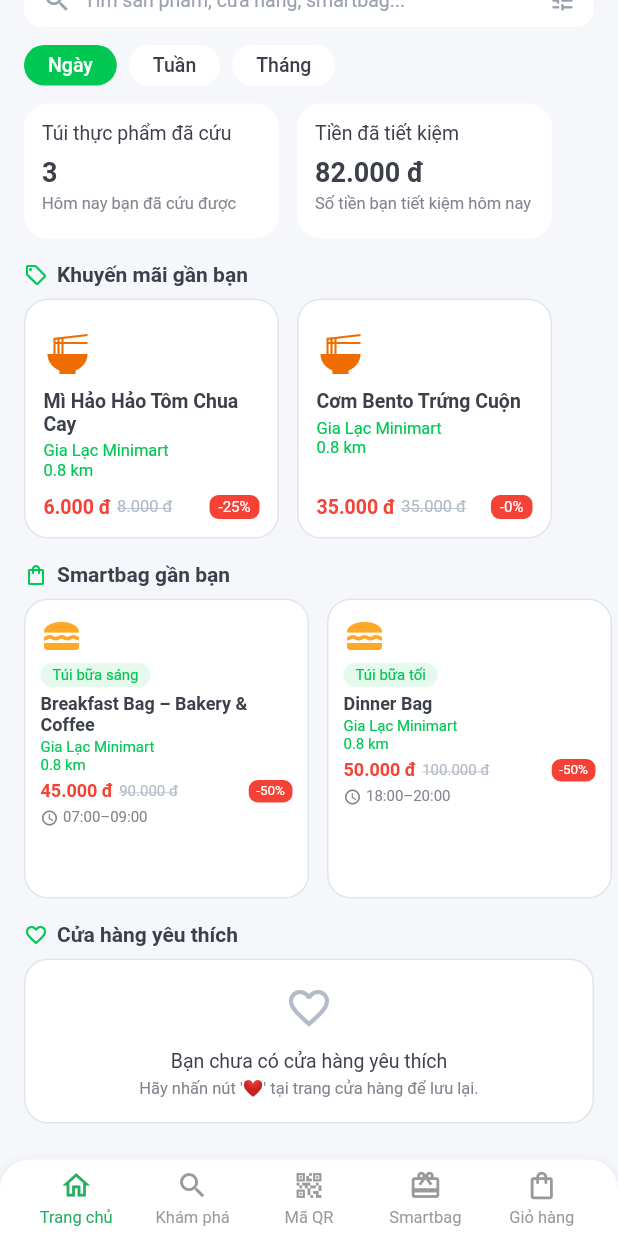
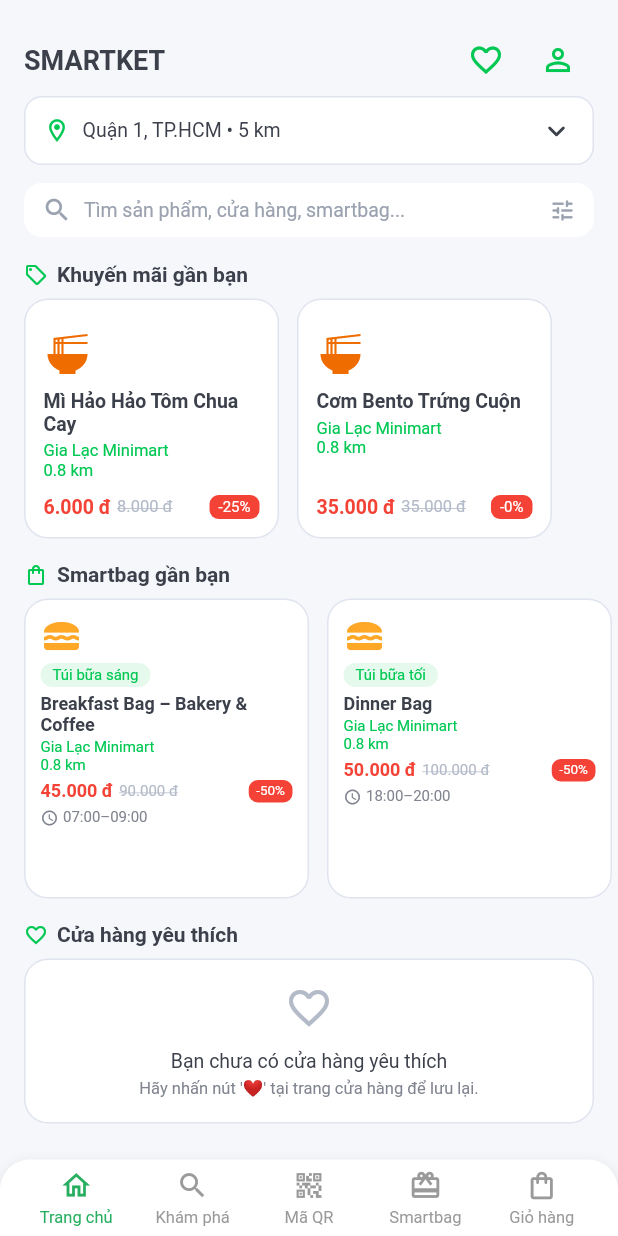
Before and after one commit to thinh55-hub/frontend_smartket, a Flutter app: the screen it shows after launch, scrolled down 140 dp, on a phone screen of 412 x 824 dp. Run offline on Flutter 3.47's test engine with Material 3 defaults, Android fonts, the phone set to English and light mode, and no system bars; Roboto replaces fonts that are missing (SF Pro Display).

Commit message:
feat: make app name and search bar as sticky header

```diff
--- a/lib/screens/home_screen.dart
+++ b/lib/screens/home_screen.dart
@@ -96,8 +96,11 @@ class _HomeOverview extends StatelessWidget {
 
   @override
   Widget build(BuildContext context) {
-    return SingleChildScrollView(
-      padding: EdgeInsets.zero,
+    return Column(
+      children: [
+        // Fixed header section
+        Container(
+          color: AppColors.background,
           child: Column(
             crossAxisAlignment: CrossAxisAlignment.start,
             children: [
@@ -171,6 +174,16 @@ class _HomeOverview extends StatelessWidget {
                 ),
               ),
               const SizedBox(height: 12),
+            ],
+          ),
+        ),
+        // Scrollable content
+        Expanded(
+          child: SingleChildScrollView(
+            padding: EdgeInsets.zero,
+            child: Column(
+              crossAxisAlignment: CrossAxisAlignment.start,
+              children: [
                 Padding(
                   padding: const EdgeInsets.symmetric(horizontal: 16),
                   child: Row(
@@ -306,11 +319,12 @@ class _HomeOverview extends StatelessWidget {
                 const SizedBox(height: 24),
               ],
             ),
+          ),
+        ),
+      ],
     );
   }
-}
-
-class _SegmentChip extends StatelessWidget {
+}class _SegmentChip extends StatelessWidget {
   final String label;
   final bool selected;
 
```
Lines whose indentation alone changed are shown as unchanged.
